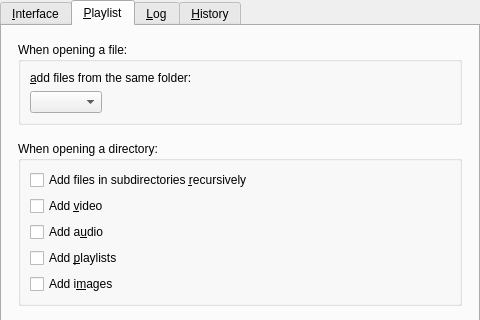
First picture: the form in src/gui/pref/interface.ui, repository wilbert2000/wzplayer, before the edit; both pictures show x 0 to 480 and y 0 to 320 of the 480 by 620 pixel window.
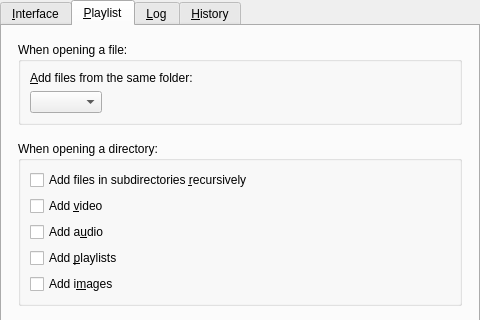
Second picture: the form after the edit. The open tabs and pages were chosen to show the change. Custom widgets are drawn as their Qt base class.

Diff of the .ui file:
```diff
--- a/src/gui/pref/interface.ui
+++ b/src/gui/pref/interface.ui
@@ -365,7 +365,7 @@
                </sizepolicy>
               </property>
               <property name="text">
-               <string>&amp;add files from the same folder:</string>
+               <string>&amp;Add files from the same folder:</string>
               </property>
               <property name="wordWrap">
                <bool>true</bool>
```
Left out of the diff: 2 changed lines with no effect on the pictures.
